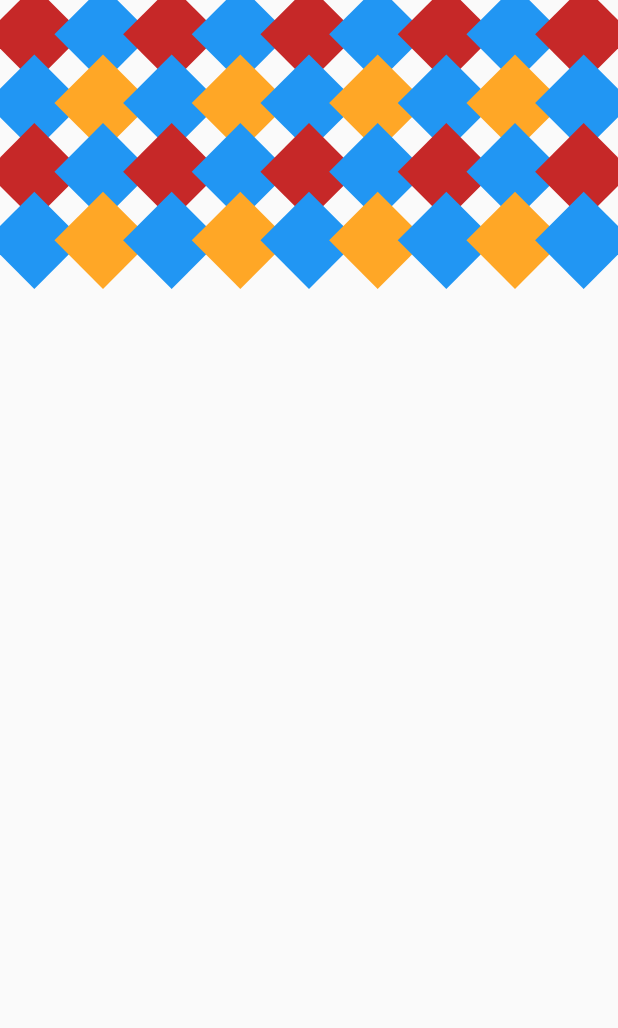
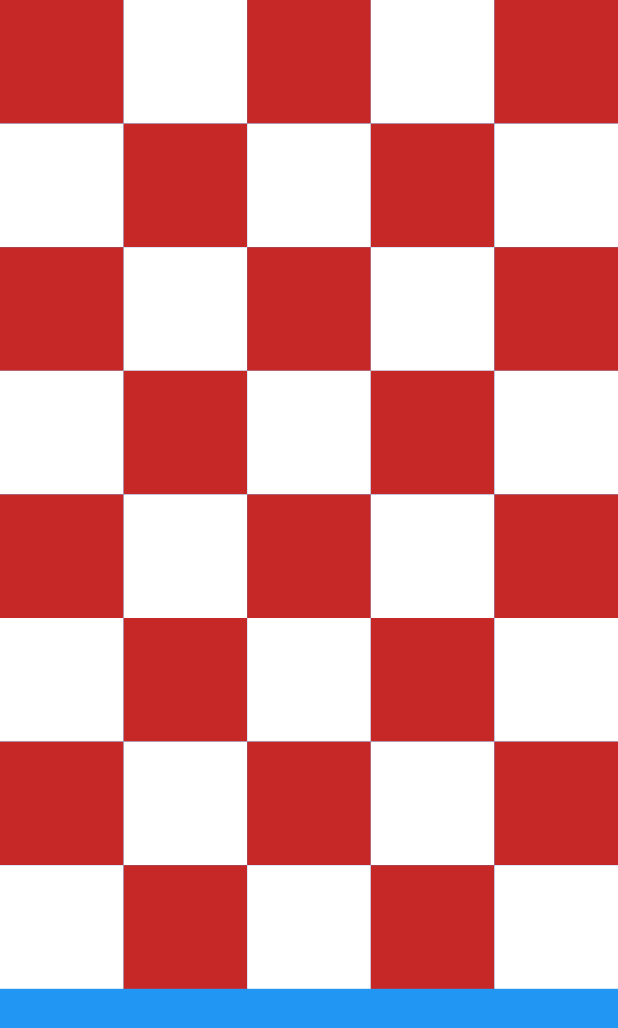
Before and after one commit to idoroiengel/pattern-generator, a Flutter app: the screen it shows after launch, on a phone screen of 412 x 824 dp. Shown: the top 1028 px of the screen. Run offline on Flutter 3.47's test engine with Material 2 defaults, Android fonts, the phone set to English and light mode, and no system bars.

Commit message:
- implemented basic argyle layering with odd crossAxisCount.

```diff
--- a/lib/argyle.dart
+++ b/lib/argyle.dart
@@ -1,5 +1,3 @@
-import 'dart:math';
-
 import 'package:flutter/material.dart';
 
 class ArgylePattern extends StatefulWidget {
@@ -8,232 +6,36 @@ class ArgylePattern extends StatefulWidget {
 }
 
 class _ArgylePatternState extends State<ArgylePattern> {
+  var primaryColor = Colors.blue;
+  var firstColor = Colors.red[800];
+  var secondColor = Colors.white;
+  var tilesPerRow = 5;
+
   @override
   Widget build(BuildContext context) {
     return Scaffold(
       body: Container(
-        child: GridView.count(
-          crossAxisCount: 9,
-          children: [
-            Transform.rotate(
-              angle: pi / 4,
-              child: Container(
-                color: Colors.red[800],
-              ),
-            ),
-            Transform.rotate(
-              angle: pi / 4,
-              child: Container(
-                color: Colors.blue,
-              ),
-            ),
-            Transform.rotate(
-              angle: pi / 4,
-              child: Container(
-                color: Colors.red[800],
-              ),
-            ),
-            Transform.rotate(
-              angle: pi / 4,
-              child: Container(
-                color: Colors.blue,
-              ),
-            ),
-            Transform.rotate(
-              angle: pi / 4,
-              child: Container(
-                color: Colors.red[800],
-              ),
-            ),
-            Transform.rotate(
-              angle: pi / 4,
-              child: Container(
-                color: Colors.blue,
-              ),
-            ),
-            Transform.rotate(
-              angle: pi / 4,
-              child: Container(
-                color: Colors.red[800],
-              ),
-            ),
-            Transform.rotate(
-              angle: pi / 4,
-              child: Container(
-                color: Colors.blue,
-              ),
-            ),
-            Transform.rotate(
-              angle: pi / 4,
-              child: Container(
-                color: Colors.red[800],
-              ),
-            ),
-            Transform.rotate(
-              angle: pi / 4,
-              child: Container(
-                color: Colors.blue,
-              ),
-            ),
-            Transform.rotate(
-              angle: pi / 4,
-              child: Container(
-                color: Colors.orange[400],
-              ),
-            ),
-            Transform.rotate(
-              angle: pi / 4,
-              child: Container(
-                color: Colors.blue,
-              ),
-            ),
-            Transform.rotate(
-              angle: pi / 4,
-              child: Container(
-                color: Colors.orange[400],
-              ),
-            ),
-            Transform.rotate(
-              angle: pi / 4,
-              child: Container(
-                color: Colors.blue,
-              ),
-            ),
-            Transform.rotate(
-              angle: pi / 4,
-              child: Container(
-                color: Colors.orange[400],
-              ),
-            ),
-            Transform.rotate(
-              angle: pi / 4,
-              child: Container(
-                color: Colors.blue,
-              ),
-            ),
-            Transform.rotate(
-              angle: pi / 4,
-              child: Container(
-                color: Colors.orange[400],
-              ),
-            ),
-            Transform.rotate(
-              angle: pi / 4,
-              child: Container(
-                color: Colors.blue,
-              ),
-            ),
-            Transform.rotate(
-              angle: pi / 4,
-              child: Container(
-                color: Colors.red[800],
-              ),
-            ),
-            Transform.rotate(
-              angle: pi / 4,
-              child: Container(
-                color: Colors.blue,
-              ),
-            ),
-            Transform.rotate(
-              angle: pi / 4,
-              child: Container(
-                color: Colors.red[800],
-              ),
-            ),
-            Transform.rotate(
-              angle: pi / 4,
-              child: Container(
-                color: Colors.blue,
-              ),
-            ),
-            Transform.rotate(
-              angle: pi / 4,
-              child: Container(
-                color: Colors.red[800],
-              ),
-            ),
-            Transform.rotate(
-              angle: pi / 4,
-              child: Container(
-                color: Colors.blue,
-              ),
-            ),
-            Transform.rotate(
-              angle: pi / 4,
-              child: Container(
-                color: Colors.red[800],
-              ),
-            ),
-            Transform.rotate(
-              angle: pi / 4,
-              child: Container(
-                color: Colors.blue,
-              ),
-            ),
-            Transform.rotate(
-              angle: pi / 4,
-              child: Container(
-                color: Colors.red[800],
-              ),
-            ),
-            Transform.rotate(
-              angle: pi / 4,
-              child: Container(
-                color: Colors.blue,
-              ),
-            ),
-            Transform.rotate(
-              angle: pi / 4,
-              child: Container(
-                color: Colors.orange[400],
-              ),
-            ),
-            Transform.rotate(
-              angle: pi / 4,
-              child: Container(
-                color: Colors.blue,
-              ),
-            ),
-            Transform.rotate(
-              angle: pi / 4,
-              child: Container(
-                color: Colors.orange[400],
-              ),
-            ),
-            Transform.rotate(
-              angle: pi / 4,
-              child: Container(
-                color: Colors.blue,
-              ),
-            ),
-            Transform.rotate(
-              angle: pi / 4,
-              child: Container(
-                color: Colors.orange[400],
-              ),
-            ),
-            Transform.rotate(
-              angle: pi / 4,
-              child: Container(
-                color: Colors.blue,
-              ),
-            ),
-            Transform.rotate(
-              angle: pi / 4,
-              child: Container(
-                color: Colors.orange[400],
-              ),
-            ),
-            Transform.rotate(
-              angle: pi / 4,
-              child: Container(
-                color: Colors.blue,
-              ),
-            ),
-          ],
+        color: primaryColor,
+        child: GridView.builder(
+          itemCount: 40,
+          itemBuilder: (BuildContext context, int index) {
+            return Container(
+              color: determineTileColor(index),
+            );
+          },
+          gridDelegate: SliverGridDelegateWithFixedCrossAxisCount(
+            crossAxisCount: tilesPerRow,
+          ),
         ),
       ),
     );
   }
+
+  Color determineTileColor(int index) {
+    if (index % 2 == 0) {
+      return firstColor;
+    } else {
+      return secondColor;
+    }
+  }
 }
```
